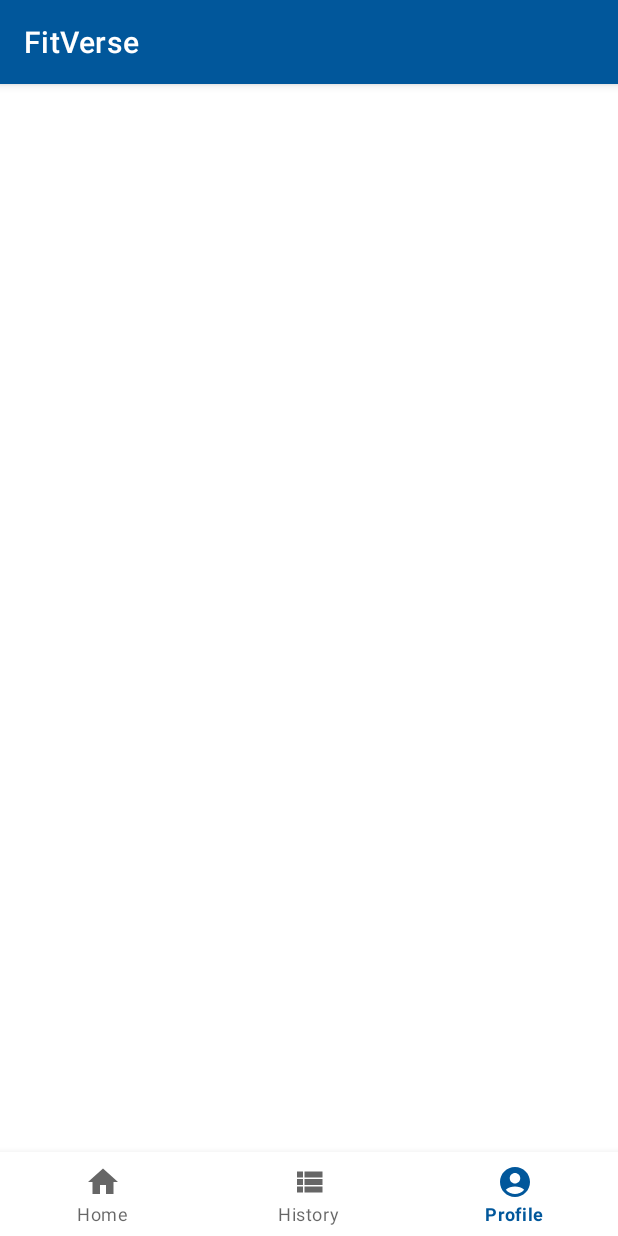
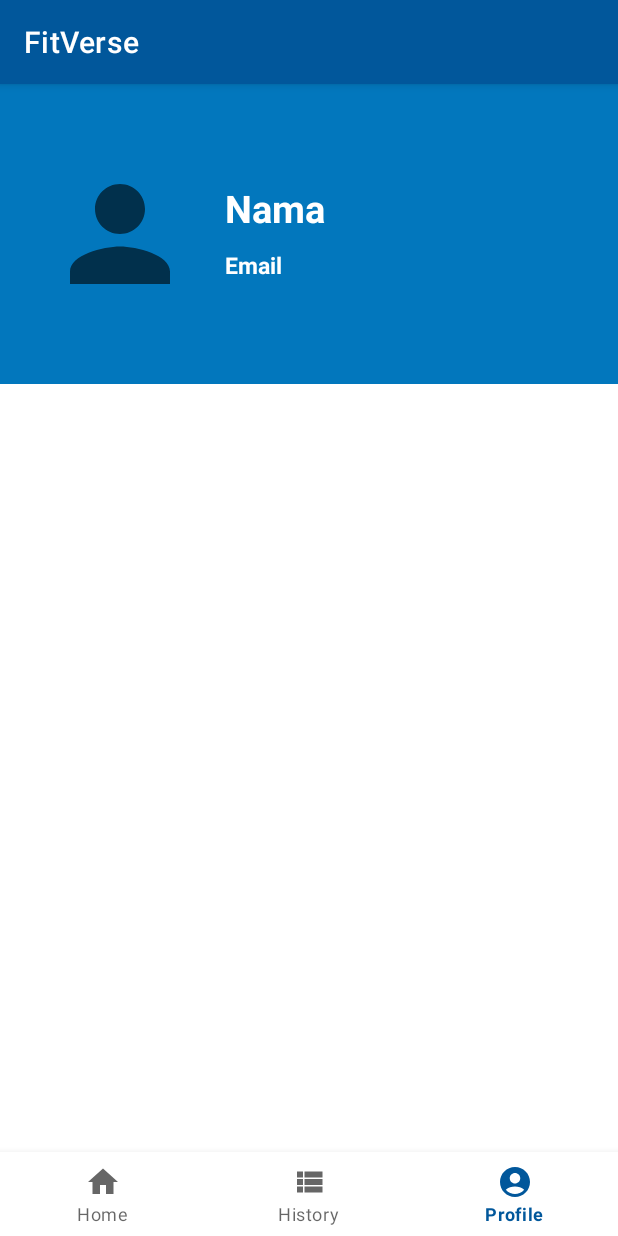
Before and after one commit to HasyimAP/Bangkit-Project-2022, an Android app: the ProfileFragment screen opened through its navigation route, on a phone screen of 412 x 824 dp. Run offline under Robolectric (Android 15) with nearby library versions, the phone set to English and light mode, and no system bars; our stand-ins replace navigation-ui.

Commit message:
layout profile

```diff
--- a/app/app/src/main/java/com/fitverse/app/view/profile/ProfileFragment.kt
+++ b/app/app/src/main/java/com/fitverse/app/view/profile/ProfileFragment.kt
@@ -1,19 +1,12 @@
 package com.fitverse.app.view.profile
 
-import android.content.Intent
 import android.os.Bundle
-import android.view.LayoutInflater
-import android.view.View
-import android.view.ViewGroup
+import android.view.*
 import androidx.fragment.app.Fragment
 import androidx.lifecycle.ViewModelProvider
-import com.fitverse.app.databinding.FragmentDashboardBinding
-import com.fitverse.app.databinding.FragmentHistoryBinding
+import com.fitverse.app.R
 import com.fitverse.app.databinding.FragmentProfileBinding
-import com.fitverse.app.view.comingSoon.ComingSoonActivity
-import com.fitverse.app.view.food.FoodListActivity
-import com.fitverse.app.view.food.ScanFoodActivity
-import com.fitverse.app.view.main.MainActivity
+
 
 class ProfileFragment : Fragment() {
 
@@ -34,6 +27,8 @@ class ProfileFragment : Fragment() {
         _binding = FragmentProfileBinding.inflate(inflater, container, false)
 
         return binding.root
+
+        setHasOptionsMenu(true)
     }
 
     override fun onViewCreated(view: View, savedInstanceState: Bundle?) {
@@ -46,4 +41,10 @@ class ProfileFragment : Fragment() {
         super.onDestroyView()
         _binding = null
     }
+
+
+    override fun onCreateOptionsMenu(menu: Menu, inflater: MenuInflater) {
+        inflater.inflate(R.menu.setting,menu)
+        super.onCreateOptionsMenu(menu, inflater)
+    }
 }
--- /dev/null
+++ b/app/app/src/main/res/drawable/ic_settings.xml
@@ -0,0 +1,5 @@
+<vector android:height="24dp" android:tint="#FFFFFF"
+    android:viewportHeight="24" android:viewportWidth="24"
+    android:width="24dp" xmlns:android="http://schemas.android.com/apk/res/android">
+    <path android:fillColor="@android:color/white" android:pathData="M19.14,12.94c0.04,-0.3 0.06,-0.61 0.06,-0.94c0,-0.32 -0.02,-0.64 -0.07,-0.94l2.03,-1.58c0.18,-0.14 0.23,-0.41 0.12,-0.61l-1.92,-3.32c-0.12,-0.22 -0.37,-0.29 -0.59,-0.22l-2.39,0.96c-0.5,-0.38 -1.03,-0.7 -1.62,-0.94L14.4,2.81c-0.04,-0.24 -0.24,-0.41 -0.48,-0.41h-3.84c-0.24,0 -0.43,0.17 -0.47,0.41L9.25,5.35C8.66,5.59 8.12,5.92 7.63,6.29L5.24,5.33c-0.22,-0.08 -0.47,0 -0.59,0.22L2.74,8.87C2.62,9.08 2.66,9.34 2.86,9.48l2.03,1.58C4.84,11.36 4.8,11.69 4.8,12s0.02,0.64 0.07,0.94l-2.03,1.58c-0.18,0.14 -0.23,0.41 -0.12,0.61l1.92,3.32c0.12,0.22 0.37,0.29 0.59,0.22l2.39,-0.96c0.5,0.38 1.03,0.7 1.62,0.94l0.36,2.54c0.05,0.24 0.24,0.41 0.48,0.41h3.84c0.24,0 0.44,-0.17 0.47,-0.41l0.36,-2.54c0.59,-0.24 1.13,-0.56 1.62,-0.94l2.39,0.96c0.22,0.08 0.47,0 0.59,-0.22l1.92,-3.32c0.12,-0.22 0.07,-0.47 -0.12,-0.61L19.14,12.94zM12,15.6c-1.98,0 -3.6,-1.62 -3.6,-3.6s1.62,-3.6 3.6,-3.6s3.6,1.62 3.6,3.6S13.98,15.6 12,15.6z"/>
+</vector>
--- a/app/app/src/main/res/layout/fragment_profile.xml
+++ b/app/app/src/main/res/layout/fragment_profile.xml
@@ -3,4 +3,51 @@
     xmlns:app="http://schemas.android.com/apk/res-auto"
     android:layout_width="match_parent"
     android:layout_height="match_parent"
-    android:orientation="vertical"/>
+    android:orientation="vertical">
+
+    <LinearLayout
+        android:layout_width="match_parent"
+        android:layout_height="200dp"
+        android:orientation="horizontal"
+        android:background="@color/biru_muda">
+
+        <ImageView
+            android:id="@+id/imageView2"
+            android:layout_width="100dp"
+            android:layout_height="100dp"
+            android:layout_gravity="center_vertical"
+            android:layout_marginLeft="30dp"
+            app:srcCompat="@drawable/ic_person" />
+
+        <LinearLayout
+            android:layout_width="match_parent"
+            android:layout_height="200dp"
+            android:orientation="vertical"
+            android:background="@color/biru_muda">
+
+            <TextView
+                android:id="@+id/textView"
+                android:layout_width="match_parent"
+                android:layout_height="wrap_content"
+                android:text="Nama"
+                android:textSize="25sp"
+                android:textStyle="bold"
+                android:textColor="@color/white"
+                android:layout_marginTop="65dp"
+                android:layout_marginStart="20dp"/>
+
+            <TextView
+                android:id="@+id/textView2"
+                android:layout_width="match_parent"
+                android:layout_height="wrap_content"
+                android:text="Email"
+                android:textSize="15sp"
+                android:textStyle="bold"
+                android:textColor="@color/white"
+                android:gravity="center_vertical"
+                android:layout_marginTop="10dp"
+                android:layout_marginStart="20dp"/>
+
+        </LinearLayout>
+    </LinearLayout>
+</LinearLayout>
--- /dev/null
+++ b/app/app/src/main/res/menu/setting.xml
@@ -0,0 +1,11 @@
+<?xml version="1.0" encoding="utf-8"?>
+<menu xmlns:android="http://schemas.android.com/apk/res/android"
+    xmlns:app="http://schemas.android.com/apk/res-auto">
+
+    <item
+        android:id="@+id/maps_menu"
+        android:title="Setting"
+        android:icon="@drawable/ic_settings"
+        app:showAsAction="always"/>
+
+</menu>
```
